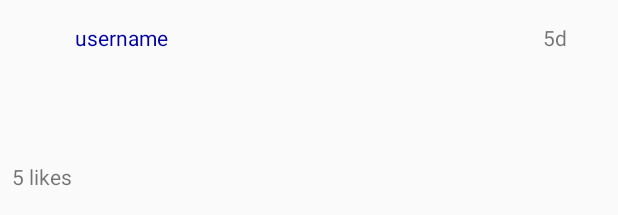
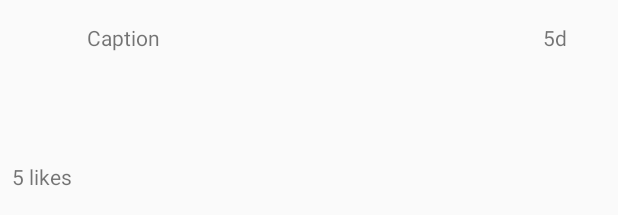
Before and after one commit to bkuo/instagram_viewer, an Android app: the layout item_photo.xml on its own in the app's theme, with its tools: preview values and no code run, on a phone screen of 412 x 824 dp. Shown: the top 215 px of the screen. Run offline under Robolectric (Android 15) with nearby library versions, the phone set to English and light mode, and no system bars; plain views replace RoundedImageView.

Commit message:
CommentView and colored text spannables

```diff
--- /dev/null
+++ b/app/src/main/res/layout/comment.xml
@@ -0,0 +1,18 @@
+<?xml version="1.0" encoding="utf-8"?>
+<us.ridiculousbakery.instagramviewer.CommentView
+    xmlns:android="http://schemas.android.com/apk/res/android"
+    android:layout_width="match_parent"
+    android:layout_height="wrap_content"
+
+    android:autoLink="web"
+    android:ellipsize="end"
+    android:maxLines="3"
+    android:text="Caption"
+    android:clickable="false"
+    android:paddingLeft="8dp"
+    android:paddingRight="8dp"
+    android:paddingTop="4dp"
+    android:paddingBottom="4dp"
+    >
+
+</us.ridiculousbakery.instagramviewer.CommentView>
--- a/app/src/main/res/layout/item_photo.xml
+++ b/app/src/main/res/layout/item_photo.xml
@@ -18,17 +18,37 @@
         android:paddingRight="4dp"
         android:paddingBottom="4dp" />
 
-    <TextView
-        android:id="@+id/tvUsername"
-        android:layout_width="wrap_content"
-        android:layout_height="50dp"
-        android:layout_alignTop="@+id/ivAvatar"
+    <FrameLayout
         android:layout_toLeftOf="@+id/tvCreatedAt"
         android:layout_toRightOf="@+id/ivAvatar"
-        android:gravity="center_vertical"
+        android:layout_alignTop="@id/ivAvatar"
+        android:layout_alignBottom="@id/ivAvatar"
         android:text="username"
         android:textColor="#0000a0"
-        />
+        android:layout_width="wrap_content"
+        android:layout_height="wrap_content"
+        >
+
+
+        <include
+            android:id="@+id/tvUsername"
+            layout="@layout/comment"
+            android:layout_width="wrap_content"
+            android:layout_height="wrap_content"
+            android:layout_gravity="center_vertical"
+            />
+    </FrameLayout>
+    <!--<TextView-->
+        <!--android:id="@+id/tvUsername"-->
+        <!--android:layout_width="wrap_content"-->
+        <!--android:layout_height="50dp"-->
+        <!--android:layout_alignTop="@+id/ivAvatar"-->
+        <!--android:layout_toLeftOf="@+id/tvCreatedAt"-->
+        <!--android:layout_toRightOf="@+id/ivAvatar"-->
+        <!--android:layout_gravity="center_vertical"-->
+        <!--android:text="username"-->
+        <!--android:textColor="#0000a0"-->
+        <!--/>-->
 
     <TextView
         android:id="@+id/tvCreatedAt"
@@ -61,22 +81,31 @@
         android:maxLines="1"
         android:text="5 likes"
         android:clickable="false" />
-    <TextView
+
+    <include layout="@layout/comment"
+        android:layout_alignLeft="@id/tvLikes"
+        android:layout_alignRight="@+id/tvLikes"
+        android:layout_below="@id/tvLikes"
         android:id="@+id/tvCaption"
         android:layout_width="match_parent"
         android:layout_height="wrap_content"
-        android:layout_alignLeft="@id/tvLikes"
-        android:layout_alignRight="@+id/tvLikes"
-        android:layout_below="@id/tvLikes"
-        android:autoLink="web"
-        android:ellipsize="end"
-        android:maxLines="3"
-        android:text="Caption"
-        android:clickable="false"
-        android:paddingLeft="8dp"
-        android:paddingRight="8dp"
-        android:paddingTop="4dp"
-        android:paddingBottom="4dp" />
+        />
+    <!--<TextView-->
+        <!--android:id="@+id/tvCaption"-->
+        <!--android:layout_width="match_parent"-->
+        <!--android:layout_height="wrap_content"-->
+        <!--android:layout_alignLeft="@id/tvLikes"-->
+        <!--android:layout_alignRight="@+id/tvLikes"-->
+        <!--android:layout_below="@id/tvLikes"-->
+        <!--android:autoLink="web"-->
+        <!--android:ellipsize="end"-->
+        <!--android:maxLines="3"-->
+        <!--android:text="Caption"-->
+        <!--android:clickable="false"-->
+        <!--android:paddingLeft="8dp"-->
+        <!--android:paddingRight="8dp"-->
+        <!--android:paddingTop="4dp"-->
+        <!--android:paddingBottom="4dp" />-->
 
 
 </RelativeLayout>
```
Also changed, not shown: app/src/main/java/us/ridiculousbakery/instagramviewer/CommentView.java (added, +41 -0 lines), app/src/main/java/us/ridiculousbakery/instagramviewer/InstagramPhotosAdapter.java (+12 -15 lines).
